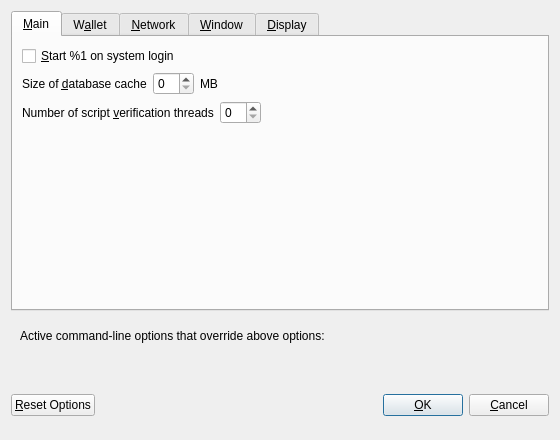
Before: the Qt Designer form src/qt/forms/optionsdialog.ui in navcoin/navcoin-core, drawn with Qt 5.
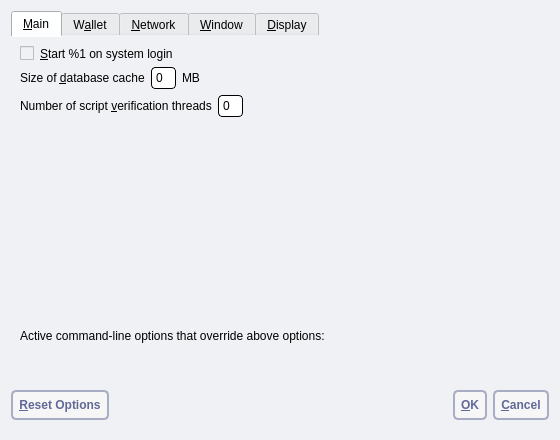
After: the same form once the commit is applied. Custom widgets are drawn as their Qt base class.

Diff of the .ui file:
```diff
--- a/src/qt/forms/optionsdialog.ui
+++ b/src/qt/forms/optionsdialog.ui
@@ -13,6 +13,9 @@
   <property name="windowTitle">
    <string>Options</string>
   </property>
+  <property name="styleSheet">
+   <string notr="true">background: #eff1f4; border: 0</string>
+  </property>
   <property name="modal">
    <bool>true</bool>
   </property>
@@ -53,7 +56,18 @@
           </widget>
          </item>
          <item>
-          <widget class="QSpinBox" name="databaseCache"/>
+          <widget class="QSpinBox" name="databaseCache">
+           <property name="styleSheet">
+            <string notr="true">background: #fff; border-radius: 4px; border: 1px solid #000; padding:2px
+</string>
+           </property>
+           <property name="frame">
+            <bool>true</bool>
+           </property>
+           <property name="buttonSymbols">
+            <enum>QAbstractSpinBox::NoButtons</enum>
+           </property>
+          </widget>
          </item>
          <item>
           <widget class="QLabel" name="databaseCacheUnitLabel">
@@ -100,6 +114,16 @@
            <property name="toolTip">
             <string>(0 = auto, &lt;0 = leave that many cores free)</string>
            </property>
+           <property name="styleSheet">
+            <string notr="true">background: #fff; border-radius: 4px; border: 1px solid #000; padding:2px
+</string>
+           </property>
+           <property name="frame">
+            <bool>true</bool>
+           </property>
+           <property name="buttonSymbols">
+            <enum>QAbstractSpinBox::NoButtons</enum>
+           </property>
           </widget>
          </item>
          <item>
@@ -696,6 +720,9 @@
        <property name="toolTip">
         <string>Reset all client options to default.</string>
        </property>
+       <property name="styleSheet">
+        <string notr="true"> background: #f6f6f6; border: 2px solid #a9adc4; border-radius: 5px; padding: 6px; text-transform: uppercase; color: #616998; font-weight: bold</string>
+       </property>
        <property name="text">
         <string>&amp;Reset Options</string>
        </property>
@@ -757,6 +784,9 @@
      </item>
      <item>
       <widget class="QPushButton" name="okButton">
+       <property name="styleSheet">
+        <string notr="true"> background: #f6f6f6; border: 2px solid #a9adc4; border-radius: 5px; padding: 6px; text-transform: uppercase; color: #616998; font-weight: bold</string>
+       </property>
        <property name="text">
         <string>&amp;OK</string>
        </property>
@@ -770,6 +800,9 @@
      </item>
      <item>
       <widget class="QPushButton" name="cancelButton">
+       <property name="styleSheet">
+        <string notr="true"> background: #f6f6f6; border: 2px solid #a9adc4; border-radius: 5px; padding: 6px; text-transform: uppercase; color: #616998; font-weight: bold</string>
+       </property>
        <property name="text">
         <string>&amp;Cancel</string>
        </property>
```
Left out of the diff: 19 changed lines with no effect on the pictures. Lines whose indentation alone changed are shown as unchanged.
